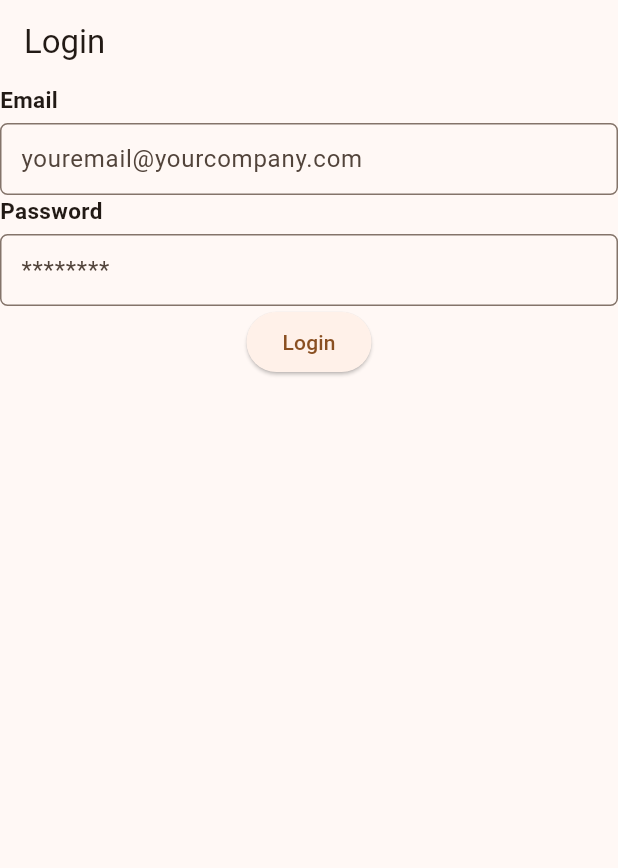
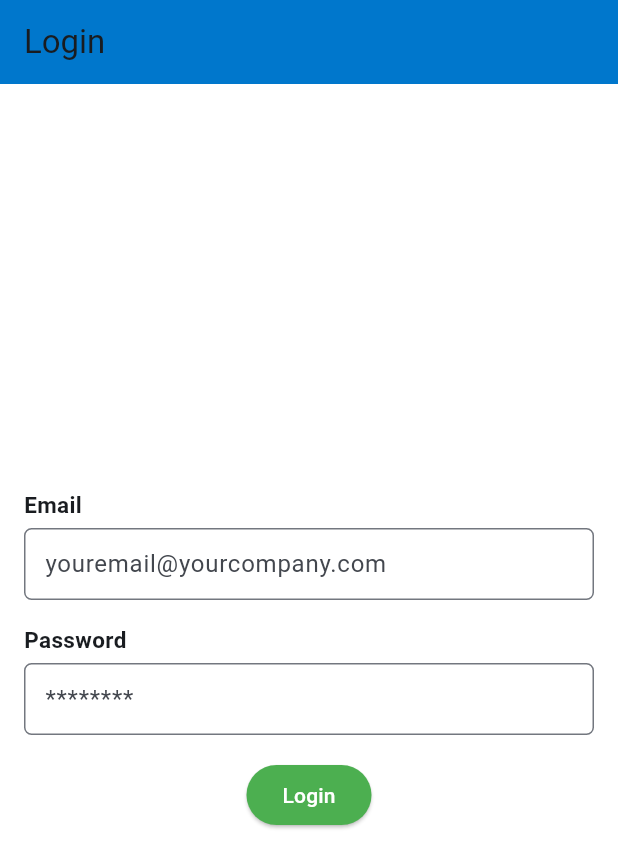
Before and after one commit to ersalazar/countryinfo, a Flutter app: the screen it shows after launch, on a phone screen of 412 x 824 dp. Shown: the top 868 px of the screen. Run offline on Flutter 3.47's test engine with Material 2 defaults, Android fonts, the phone set to English and light mode, and no system bars.

Commit message:
changed colors

```diff
--- a/lib/ui/app_colors.dart
+++ b/lib/ui/app_colors.dart
@@ -3,9 +3,9 @@
 import 'package:flutter/material.dart';
 
 class AppColors {
-  static const primaryColor = Color(0xFFFA9038);
-  static const accentColor = Color(0x0ff55e02);
-  static const lightColor = Color(0x00ffc26e);
+  static const primaryColor = Color(0xFF0077cc); // Blue
+  static const accentColor = Color(0xFF4caf50); // Green
+  static const lightColor = Color(0xFFffc26e); // Yellow
 
   static const white = Color(0xFFFFFFFF);
   static const black = Color(0xFF000000);
--- a/lib/ui/pages/login_page.dart
+++ b/lib/ui/pages/login_page.dart
@@ -1,5 +1,6 @@
 import 'package:countryinfo/blocs/auth/auth_bloc.dart';
 import 'package:countryinfo/data/models/user.dart';
+import 'package:countryinfo/ui/app_colors.dart';
 import 'package:countryinfo/ui/pages/dashboard.dart';
 import 'package:countryinfo/ui/pages/home_screen.dart';
 import 'package:countryinfo/ui/pages/widgets/text_input_widget_with_title.dart';
@@ -52,27 +53,41 @@ class LoginScreen extends StatelessWidget {
     return Scaffold(
       appBar: AppBar(
         title: const Text('Login'),
+        backgroundColor: AppColors.primaryColor,
       ),
-      body: Center(
+      body: Container(
+        color: AppColors.white,
+        padding: const EdgeInsets.all(16.0),
+        child: Center(
           child: Column(
+            mainAxisAlignment: MainAxisAlignment.center,
             children: [
               TextInputWidgetWithTitle(
                 title: 'Email',
                 placeholder: 'youremail@yourcompany.com',
                 controller: emailController,
               ),
+              const SizedBox(height: 16.0),
               TextInputWidgetWithTitle(
                 title: 'Password',
                 placeholder: '********',
                 controller: passwordController,
               ),
+              const SizedBox(height: 16.0),
               ElevatedButton(
                 onPressed: () {
                   _login(context);
                 },
-              child: const Text('Login'),
+                style: ElevatedButton.styleFrom(
+                  primary: AppColors.accentColor,
+                ),
+                child: const Text(
+                  'Login',
+                  style: TextStyle(color: AppColors.white),
+                ),
               )
             ],
+          ),
         ),
       ),
     );
--- a/lib/ui/pages/search_screen.dart
+++ b/lib/ui/pages/search_screen.dart
@@ -1,3 +1,4 @@
+import 'package:countryinfo/ui/app_colors.dart';
 import 'package:countryinfo/ui/pages/widgets/text_input_widget_with_title.dart';
 import 'package:flutter/material.dart';
 
@@ -16,6 +17,7 @@ class _SearchScreenState extends State<SearchScreen> {
     return Scaffold(
       appBar: AppBar(
         title: const Text("Search"),
+        backgroundColor: AppColors.primaryColor, // Use the primary color from the AppColors class
       ),
       body: Center(
         child: Padding(
@@ -34,6 +36,9 @@ class _SearchScreenState extends State<SearchScreen> {
                   // Implement search functionality here
                   // You can use the value in searchController to perform a search
                 },
+                style: ElevatedButton.styleFrom(
+                  primary: AppColors.accentColor, // Use the accent color for the button
+                ),
                 child: const Text("Search"),
               ),
             ],
```
Also changed, not shown: lib/ui/pages/dashboard.dart (+8 -5 lines), lib/ui/pages/home_screen.dart (+7 -0 lines), lib/ui/pages/profile_screen.dart (+12 -8 lines). Lines whose indentation alone changed are shown as unchanged.
